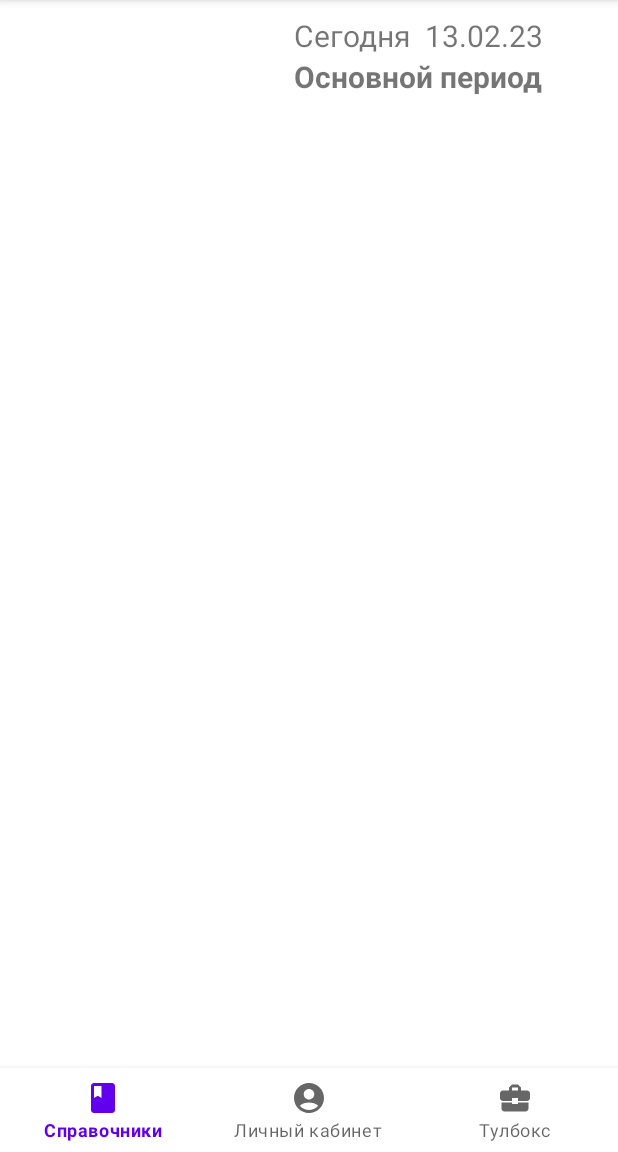
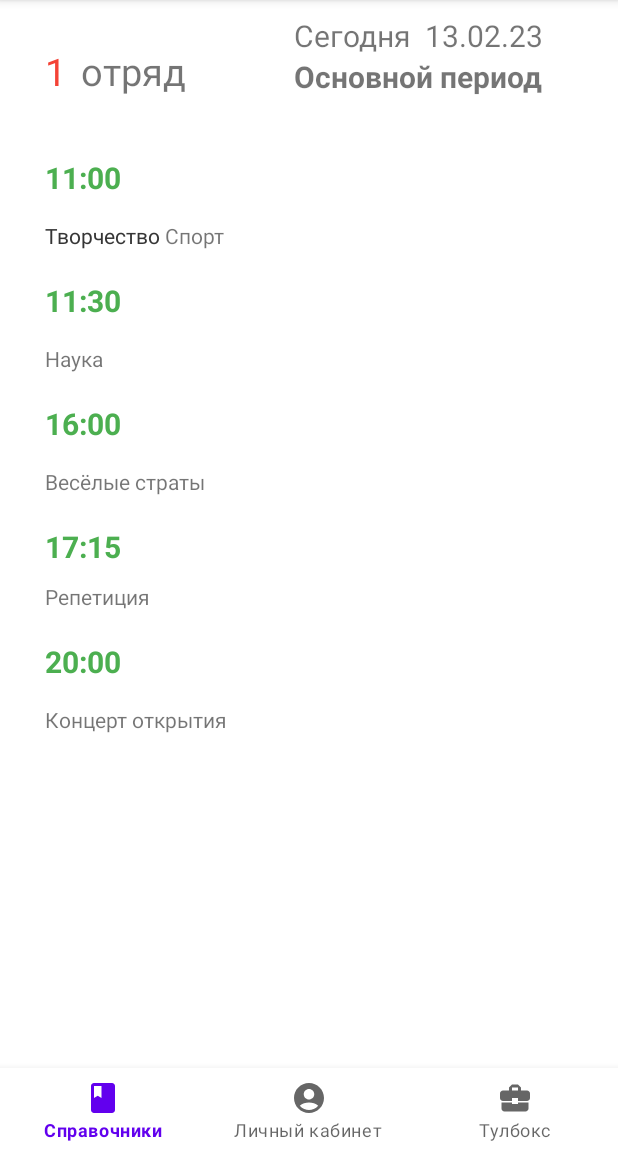
Before and after one commit to ModernMann/Counselor-3, an Android app: the ActivityUser screen opened directly, with no data from a screen before it, on a phone screen of 412 x 824 dp, the part 84-1236 px from its top. Run offline under Robolectric (Android 15) with nearby library versions, the phone set to English and light mode, and no system bars.

Commit message:
Update form and textField

```diff
--- a/app/src/main/res/layout/activity_user.xml
+++ b/app/src/main/res/layout/activity_user.xml
@@ -5,6 +5,88 @@
     android:layout_width="match_parent"
     android:layout_height="match_parent"
     tools:context=".ActivityUser">
+
+    <TextView
+        android:id="@+id/textView17"
+        android:layout_width="wrap_content"
+        android:layout_height="wrap_content"
+        android:layout_marginStart="10dp"
+        android:text="отряд"
+        android:textSize="25dp"
+        app:layout_constraintStart_toEndOf="@+id/textView16"
+        app:layout_constraintTop_toTopOf="@+id/textView16" />
+
+    <TextView
+        android:id="@+id/textView9"
+        android:layout_width="wrap_content"
+        android:layout_height="wrap_content"
+        android:layout_marginTop="15dp"
+        android:text="Весёлые страты"
+        app:layout_constraintStart_toStartOf="@+id/textView7"
+        app:layout_constraintTop_toBottomOf="@+id/textView7" />
+
+    <TextView
+        android:id="@+id/textView10"
+        android:layout_width="wrap_content"
+        android:layout_height="wrap_content"
+        android:layout_marginTop="20dp"
+        android:text="17:15"
+        android:textColor="#4CAF50"
+        android:textSize="20sp"
+        android:textStyle="bold"
+        app:layout_constraintStart_toStartOf="@+id/textView9"
+        app:layout_constraintTop_toBottomOf="@+id/textView9" />
+
+    <TextView
+        android:id="@+id/textView14"
+        android:layout_width="wrap_content"
+        android:layout_height="wrap_content"
+        android:layout_marginTop="20dp"
+        android:text="20:00"
+        android:textColor="#4CAF50"
+        android:textSize="20sp"
+        android:textStyle="bold"
+        app:layout_constraintStart_toStartOf="@+id/textView8"
+        app:layout_constraintTop_toBottomOf="@+id/textView8" />
+
+    <TextView
+        android:id="@+id/textView8"
+        android:layout_width="wrap_content"
+        android:layout_height="wrap_content"
+        android:layout_marginTop="10dp"
+        android:text="Репетиция"
+        app:layout_constraintStart_toStartOf="@+id/textView10"
+        app:layout_constraintTop_toBottomOf="@+id/textView10" />
+
+    <TextView
+        android:id="@+id/textView15"
+        android:layout_width="wrap_content"
+        android:layout_height="wrap_content"
+        android:layout_marginTop="15dp"
+        android:text="Концерт открытия "
+        app:layout_constraintStart_toStartOf="@+id/textView14"
+        app:layout_constraintTop_toBottomOf="@+id/textView14" />
+
+    <TextView
+        android:id="@+id/textView7"
+        android:layout_width="wrap_content"
+        android:layout_height="wrap_content"
+        android:layout_marginTop="20dp"
+        android:text="16:00"
+        android:textColor="#4CAF50"
+        android:textSize="20sp"
+        android:textStyle="bold"
+        app:layout_constraintStart_toStartOf="@+id/textView6"
+        app:layout_constraintTop_toBottomOf="@+id/textView6" />
+
+    <TextView
+        android:id="@+id/textView4"
+        android:layout_width="wrap_content"
+        android:layout_height="wrap_content"
+        android:layout_marginTop="15dp"
+        android:text="Творчество"
+        app:layout_constraintStart_toStartOf="@+id/textView"
+        app:layout_constraintTop_toBottomOf="@+id/textView" />
 
     <TextView
         android:id="@+id/textDate"
@@ -49,8 +131,61 @@
     <androidx.recyclerview.widget.RecyclerView
         android:id="@+id/recyclerViewDay"
         android:layout_width="409dp"
-        android:layout_height="609dp"
+        android:layout_height="150dp"
         app:layout_constraintBottom_toTopOf="@+id/bottomNavigationView3"
-        app:layout_constraintTop_toBottomOf="@+id/textPeriod"
         tools:layout_editor_absoluteX="1dp" />
+
+    <TextView
+        android:id="@+id/textView"
+        android:layout_width="wrap_content"
+        android:layout_height="wrap_content"
+        android:layout_marginTop="40dp"
+        android:text="11:00"
+        android:textColor="#4CAF50"
+        android:textSize="20sp"
+        android:textStyle="bold"
+        app:layout_constraintStart_toStartOf="@+id/textView16"
+        app:layout_constraintTop_toBottomOf="@+id/textView16" />
+
+    <TextView
+        android:id="@+id/textView2"
+        android:layout_width="wrap_content"
+        android:layout_height="wrap_content"
+        android:layout_marginTop="15dp"
+        android:text="Творчество Спорт"
+        app:layout_constraintStart_toStartOf="@+id/textView"
+        app:layout_constraintTop_toBottomOf="@+id/textView" />
+
+    <TextView
+        android:id="@+id/textView5"
+        android:layout_width="wrap_content"
+        android:layout_height="wrap_content"
+        android:layout_marginTop="20dp"
+        android:text="11:30"
+        android:textColor="#4CAF50"
+        android:textSize="20sp"
+        android:textStyle="bold"
+        app:layout_constraintStart_toStartOf="@+id/textView4"
+        app:layout_constraintTop_toBottomOf="@+id/textView4" />
+
+    <TextView
+        android:id="@+id/textView6"
+        android:layout_width="wrap_content"
+        android:layout_height="wrap_content"
+        android:layout_marginTop="15dp"
+        android:text="Наука"
+        app:layout_constraintStart_toStartOf="@+id/textView5"
+        app:layout_constraintTop_toBottomOf="@+id/textView5" />
+
+    <TextView
+        android:id="@+id/textView16"
+        android:layout_width="wrap_content"
+        android:layout_height="wrap_content"
+        android:layout_marginStart="30dp"
+        android:layout_marginTop="30dp"
+        android:text="1"
+        android:textColor="#F44336"
+        android:textSize="25dp"
+        app:layout_constraintStart_toStartOf="parent"
+        app:layout_constraintTop_toTopOf="parent" />
 </androidx.constraintlayout.widget.ConstraintLayout>
```
